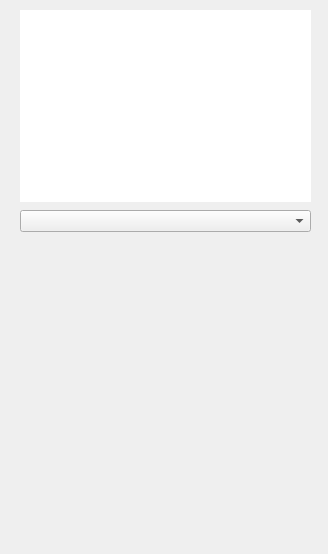
This is gui/facecryptwindow.ui in Batuhan-KOC/FaceCrypt as Qt 5 draws it before an edit. The edited form follows.
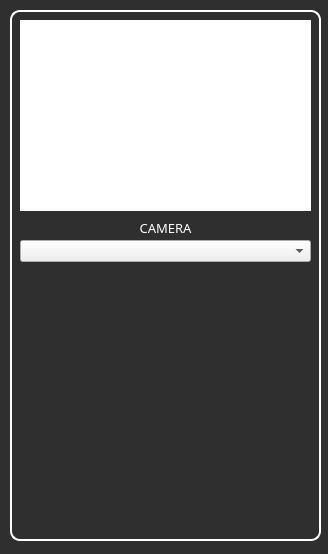
This is the edited form.

Commit message: Main window organized.

The edit to the form file:
```diff
--- a/gui/facecryptwindow.ui
+++ b/gui/facecryptwindow.ui
@@ -14,29 +14,103 @@
    <string>FaceCryptWindow</string>
   </property>
   <widget class="QWidget" name="centralwidget">
+   <property name="styleSheet">
+    <string notr="true">QWidget#centralwidget 
+{
+background-color: rgb(47, 47, 47);
+}</string>
+   </property>
    <widget class="QComboBox" name="availableCameras">
     <property name="geometry">
      <rect>
       <x>20</x>
-      <y>210</y>
+      <y>240</y>
       <width>291</width>
       <height>22</height>
      </rect>
     </property>
+    <property name="font">
+     <font>
+      <family>Pixeloid Sans</family>
+      <pointsize>9</pointsize>
+     </font>
+    </property>
    </widget>
    <widget class="QGraphicsView" name="camView">
     <property name="geometry">
      <rect>
       <x>20</x>
-      <y>10</y>
+      <y>20</y>
       <width>291</width>
-      <height>192</height>
+      <height>191</height>
      </rect>
     </property>
     <property name="frameShape">
      <enum>QFrame::NoFrame</enum>
     </property>
    </widget>
+   <widget class="QWidget" name="maskOutline" native="true">
+    <property name="geometry">
+     <rect>
+      <x>20</x>
+      <y>20</y>
+      <width>291</width>
+      <height>193</height>
+     </rect>
+    </property>
+   </widget>
+   <widget class="QWidget" name="borderLine" native="true">
+    <property name="enabled">
+     <bool>false</bool>
+    </property>
+    <property name="geometry">
+     <rect>
+      <x>10</x>
+      <y>10</y>
+      <width>311</width>
+      <height>531</height>
+     </rect>
+    </property>
+    <property name="font">
+     <font>
+      <pointsize>10</pointsize>
+      <stylestrategy>PreferAntialias</stylestrategy>
+     </font>
+    </property>
+    <property name="styleSheet">
+     <string notr="true">border : 2px solid white; border-radius : 10px;</string>
+    </property>
+   </widget>
+   <widget class="QLabel" name="cameraLabel">
+    <property name="geometry">
+     <rect>
+      <x>20</x>
+      <y>220</y>
+      <width>291</width>
+      <height>16</height>
+     </rect>
+    </property>
+    <property name="font">
+     <font>
+      <family>Pixeloid Sans</family>
+      <pointsize>10</pointsize>
+     </font>
+    </property>
+    <property name="styleSheet">
+     <string notr="true">color:white;</string>
+    </property>
+    <property name="text">
+     <string>CAMERA</string>
+    </property>
+    <property name="alignment">
+     <set>Qt::AlignCenter</set>
+    </property>
+   </widget>
+   <zorder>borderLine</zorder>
+   <zorder>availableCameras</zorder>
+   <zorder>camView</zorder>
+   <zorder>maskOutline</zorder>
+   <zorder>cameraLabel</zorder>
   </widget>
  </widget>
  <resources/>
```
The commit also changes 2 other files.
